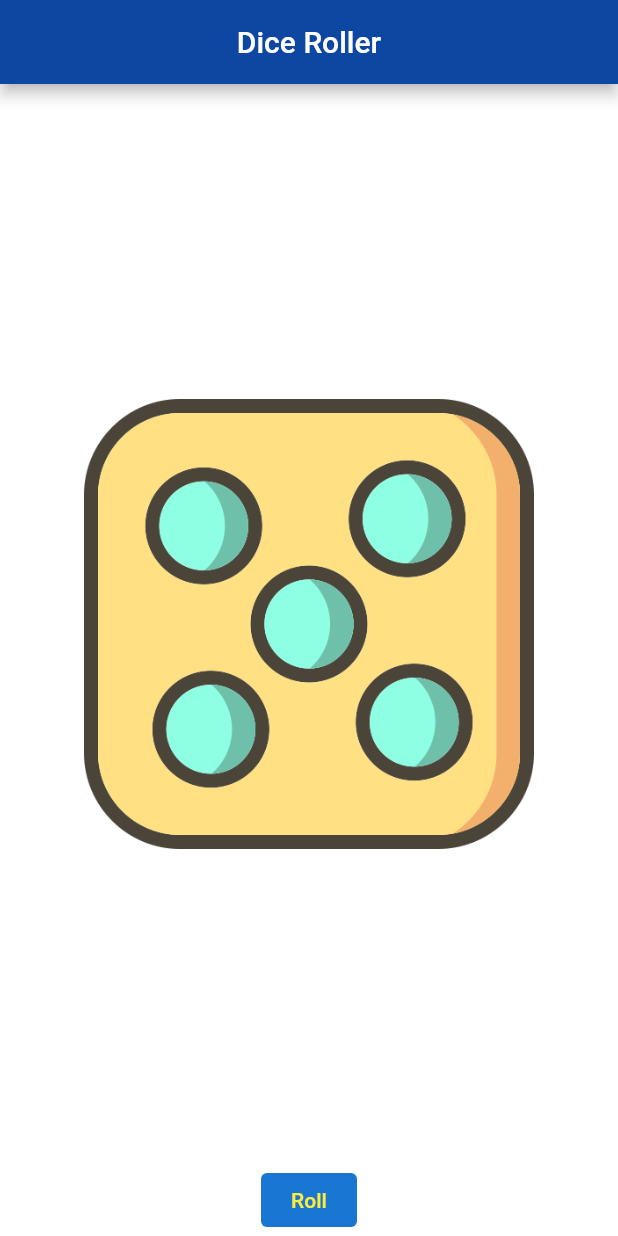
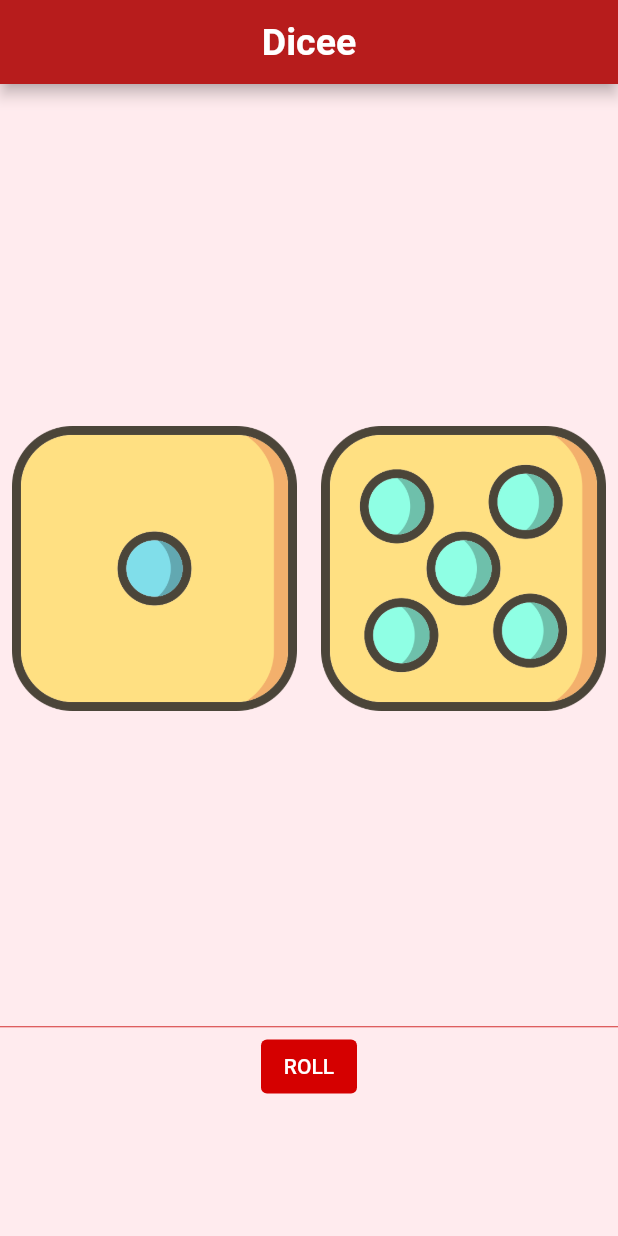
Before and after one commit to panditsamik/Dice-Roller, a Flutter app: the screen it shows after launch, on a phone screen of 412 x 824 dp. Run offline on Flutter 3.47's test engine with Material 2 defaults, Android fonts, the phone set to English and light mode, and no system bars.

Commit message:
Changed the overall layout of the app.

```diff
--- a/lib/main.dart
+++ b/lib/main.dart
@@ -2,75 +2,110 @@ import 'package:flutter/material.dart';
 import 'dart:math';
 
 void main() {
-  runApp(
-    MaterialApp(
-      home: Scaffold(
-        backgroundColor: Colors.white10,
-        appBar: AppBar(
-          title: const Center(
-            child: Text("Dice Roller"),
-          ),
-          backgroundColor: Colors.blue.shade900,
-        ),
-        body: const SafeArea(
-          child: DiceRoller(),
-        ),
-      ),
-    ),
-  );
+  runApp(const dicee_app());
 }
 
-class DiceRoller extends StatefulWidget {
-  const DiceRoller({Key? key}) : super(key: key);
+class dicee_app extends StatefulWidget {
+  const dicee_app({Key? key}) : super(key: key);
 
   @override
-  State<DiceRoller> createState() => _DiceRollerState();
+  State<dicee_app> createState() => _dicee_appState();
 }
 
-class _DiceRollerState extends State<DiceRoller> {
+var diceNumber1 = 1;
+var diceNumber2 = 5;
 
-  var diceNumber = 5;
+void diceChange1() {
+  diceNumber1 = Random().nextInt(6) + 1;
+}
 
-  //Function to change the dice number/image
-  void changeDice(){
-    setState(() {
-      diceNumber = Random().nextInt(6) + 1;
-    });
-  }
+void diceChange2() {
+  diceNumber2 = Random().nextInt(6) + 1;
+}
 
-
+class _dicee_appState extends State<dicee_app> {
   @override
   Widget build(BuildContext context) {
-    return Center(
-      child: Column(
-        mainAxisAlignment: MainAxisAlignment.center,
-        children: [
-          Expanded(
-            child: Image(
-              image: AssetImage('images/dice$diceNumber.png'),
-              width: 300,
-              height: 300,
+    return MaterialApp(
+      home: Center(
+        child: Scaffold(
+          backgroundColor: Colors.red.shade50,
+          appBar: AppBar(
+            backgroundColor: Colors.red.shade900,
+            title: const Center(
+              child: Text(
+                'Dicee',
+                style: TextStyle(
+                  fontWeight: FontWeight.bold,
+                  fontSize: 25.0,
+                ),
+              ),
             ),
           ),
-          const SizedBox(
-            height: 0.0,
-            width: 350.0,
-            child: Divider(
-              color: Colors.white,
+          body: Center(
+            child: Column(
+              children: [
+                const SizedBox(
+                  height: 220.0,
+                ),
+                Row(
+                  children: [
+                    Expanded(
+                      child: TextButton(
+                        style: const ButtonStyle(),
+                        onPressed: () {
+                          setState(() {
+                            diceChange1();
+                          });
+                        },
+                        child: Image(
+                          image: AssetImage('images/dice$diceNumber1.png'),
+                        ),
+                      ),
+                    ),
+                    Expanded(
+                      child: TextButton(
+                        style: const ButtonStyle(),
+                        onPressed: () {
+                          setState(() {
+                            diceChange2();
+                          });
+                        },
+                        child: Image(
+                          image: AssetImage('images/dice$diceNumber2.png'),
+                        ),
+                      ),
+                    ),
+                  ],
+                ),
+
+                const SizedBox(
+                  height: 200.0,
+                ),
+                Divider(
+                  color: Colors.red.shade700,
+                  height: 5.0,
+                ),
+                TextButton(
+                  style: ButtonStyle(
+                    foregroundColor: MaterialStateProperty.all<Color>(Colors.white),
+                    backgroundColor:
+                        MaterialStateProperty.all<Color>(Colors.redAccent.shade700),
+                  ),
+                  onPressed: () {
+                    setState(() {
+                      diceChange1();
+                    });
+                    setState(() {
+                      diceChange2();
+                    });
+                  },
+                  child: const Text('ROLL'),
+                ),
+              ],
             ),
           ),
-          TextButton(
-            style: ButtonStyle(
-              foregroundColor: MaterialStateProperty.all<Color>(Colors.yellow),
-              backgroundColor:
-                  MaterialStateProperty.all<Color>(Colors.blue.shade700),
-            ),
-            onPressed: () {
-              changeDice();
-            },
-            child: const Text("Roll"),
-          ),
-        ],
+        ),
       ),
     );
   }
```
